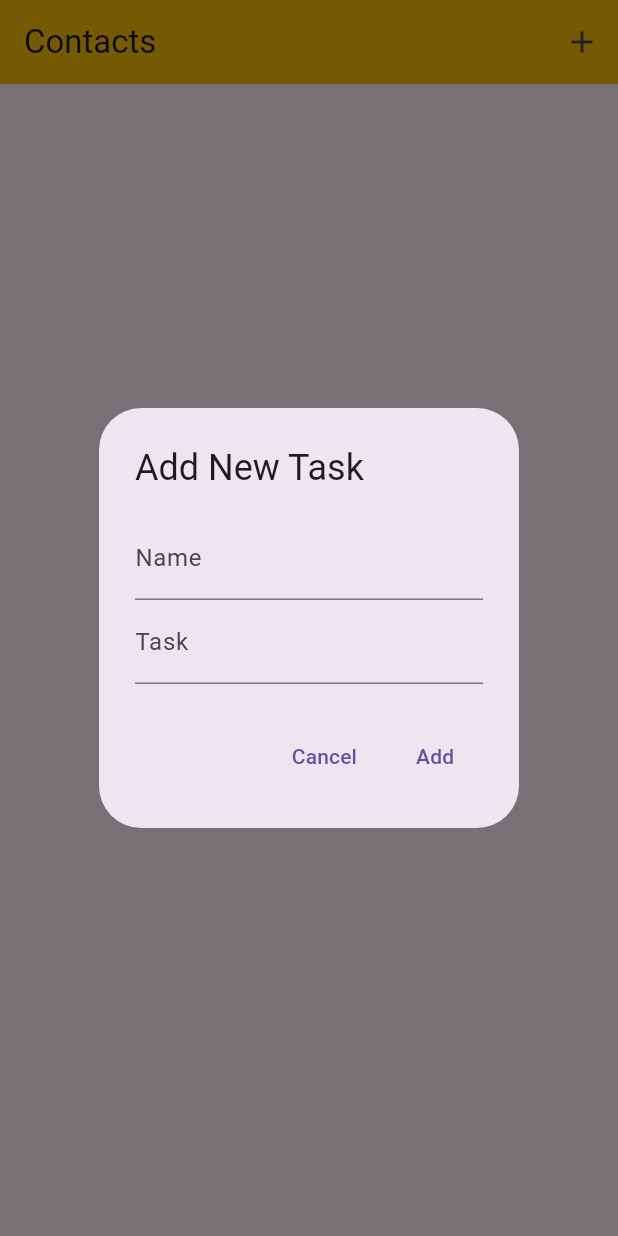
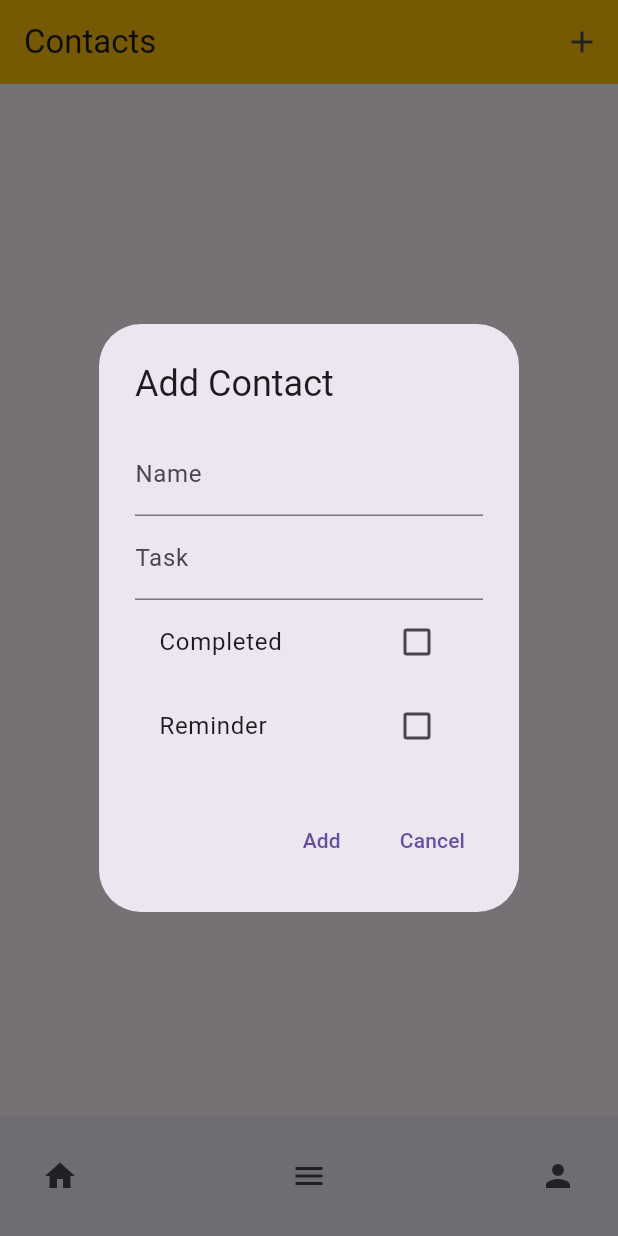
Before and after one commit to Abrorov-javohir/uy_ishi_3_oy, a Flutter app: the screen it shows after launch, after a tap on the "add" icon, on a phone screen of 412 x 824 dp. Run offline on Flutter 3.47's test engine with Material 3 defaults, Android fonts, the phone set to English and light mode, and no system bars.

Commit message:
change functrion

```diff
--- a/lib/Controller/Task_Controller.dart
+++ b/lib/Controller/Task_Controller.dart
@@ -3,15 +3,27 @@ import 'package:uy_ishi_3_oy/model/Task.dart';
 class ContactsController {
   List<Contact> list = [];
 
-  void add(String name, String task) {
-    list.add(Contact(name: name, task: task));
+  void add(String name, String task, bool completed, bool reminder) {
+    list.add(Contact(name: name, task: task, completed: completed, reminder: reminder));
   }
 
   void delete(int index) {
     list.removeAt(index);
   }
 
-  void edit({required int index, required String name, required String task}) {
-    list[index] = Contact(name: name, task: task);
+  void edit({required int index, required String name, required String task, required bool completed, required bool reminder}) {
+    list[index] = Contact(name: name, task: task, completed: completed, reminder: reminder);
+  }
+
+  int countCompleted() {
+    return list.where((contact) => contact.completed).length;
+  }
+
+  int countUncompleted() {
+    return list.where((contact) => !contact.completed).length;
+  }
+
+  int countReminders() {
+    return list.where((contact) => contact.reminder).length;
   }
 }
--- a/lib/model/Task.dart
+++ b/lib/model/Task.dart
@@ -1,9 +1,8 @@
 class Contact {
   String name;
   String task;
+  bool completed;
+  bool reminder;
 
-  Contact({
-    required this.name,
-    required this.task,
-  });
+  Contact({required this.name, required this.task, this.completed = false, this.reminder = false});
 }
--- a/lib/views/screens/widgets/List_Add.dart
+++ b/lib/views/screens/widgets/List_Add.dart
@@ -1,51 +1,105 @@
 import 'package:flutter/cupertino.dart';
 import 'package:flutter/material.dart';
+import 'package:uy_ishi_3_oy/model/Task.dart';
 
-class ContactAddDialog extends StatefulWidget {
-  const ContactAddDialog({super.key});
-
-  @override
-  _ContactAddDialogState createState() => _ContactAddDialogState();
-}
-
-class _ContactAddDialogState extends State<ContactAddDialog> {
-  final TextEditingController _nameController = TextEditingController();
-  final TextEditingController _taskController = TextEditingController();
-
+class ContactAddDialog extends StatelessWidget {
   @override
   Widget build(BuildContext context) {
+    final _nameController = TextEditingController();
+    final _taskController = TextEditingController();
+    bool _completed = false;
+    bool _reminder = false;
+
     return AlertDialog(
-      title: const Text('Add New Task'),
+      title: Text('Add Contact'),
       content: Column(
         mainAxisSize: MainAxisSize.min,
         children: [
-          TextField(
-            controller: _nameController,
-            decoration: InputDecoration(labelText: 'Name'),
+          TextField(controller: _nameController, decoration: InputDecoration(labelText: 'Name')),
+          TextField(controller: _taskController, decoration: InputDecoration(labelText: 'Task')),
+          CheckboxListTile(
+            title: Text('Completed'),
+            value: _completed,
+            onChanged: (value) {
+              _completed = value!;
+            },
           ),
-          TextField(
-            controller: _taskController,
-            decoration: InputDecoration(labelText: 'Task'),
+          CheckboxListTile(
+            title: Text('Reminder'),
+            value: _reminder,
+            onChanged: (value) {
+              _reminder = value!;
+            },
           ),
         ],
       ),
       actions: [
         TextButton(
           onPressed: () {
+            Navigator.of(context).pop({'name': _nameController.text, 'task': _taskController.text, 'completed': _completed, 'reminder': _reminder});
+          },
+          child: Text('Add'),
+        ),
+        TextButton(
+          onPressed: () {
             Navigator.of(context).pop();
           },
           child: Text('Cancel'),
-        ),
-        TextButton(
-          onPressed: () {
-            Navigator.of(context).pop({
-              'name': _nameController.text,
-              'task': _taskController.text,
-            });
-          },
-          child: Text('Add'),
         ),
       ],
     );
   }
 }
+
+class ContactEditDialog extends StatelessWidget {
+  final Contact contact;
+
+  ContactEditDialog({required this.contact});
+
+  @override
+  Widget build(BuildContext context) {
+    final _nameController = TextEditingController(text: contact.name);
+    final _taskController = TextEditingController(text: contact.task);
+    bool _completed = contact.completed;
+    bool _reminder = contact.reminder;
+
+    return AlertDialog(
+      title: Text('Edit Contact'),
+      content: Column(
+        mainAxisSize: MainAxisSize.min,
+        children: [
+          TextField(controller: _nameController, decoration: InputDecoration(labelText: 'Name')),
+          TextField(controller: _taskController, decoration: InputDecoration(labelText: 'Task')),
+          CheckboxListTile(
+            title: Text('Completed'),
+            value: _completed,
+            onChanged: (value) {
+              _completed = value!;
+            },
+          ),
+          CheckboxListTile(
+            title: Text('Reminder'),
+            value: _reminder,
+            onChanged: (value) {
+              _reminder = value!;
+            },
+          ),
+        ],
+      ),
+      actions: [
+        TextButton(
+          onPressed: () {
+            Navigator.of(context).pop({'name': _nameController.text, 'task': _taskController.text, 'completed': _completed, 'reminder': _reminder});
+          },
+          child: Text('Save'),
+        ),
+        TextButton(
+          onPressed: () {
+            Navigator.of(context).pop();
+          },
+          child: Text('Cancel'),
+        ),
+      ],
+    );
+  }
+}
--- a/lib/views/screens/widgets/tasks_screen.dart
+++ b/lib/views/screens/widgets/tasks_screen.dart
@@ -1,9 +1,9 @@
 import 'package:flutter/material.dart';
 import 'package:uy_ishi_3_oy/Controller/Task_Controller.dart';
 import 'package:uy_ishi_3_oy/model/Task.dart';
+import 'package:uy_ishi_3_oy/views/screens/statistic_screen.dart';
 import 'package:uy_ishi_3_oy/views/screens/widgets/ListItem.dart';
 import 'package:uy_ishi_3_oy/views/screens/widgets/List_Add.dart';
-import 'package:uy_ishi_3_oy/views/screens/widgets/task_edit.dart';
 
 class ContactsScreen extends StatefulWidget {
   const ContactsScreen({super.key});
@@ -33,6 +33,8 @@ class _ContactsScreenState extends State<ContactsScreen> {
         index: index,
         name: data['name'],
         task: data['task'],
+        completed: data['completed'],
+        reminder: data['reminder'],
       );
       setState(() {});
     }
@@ -47,9 +49,20 @@ class _ContactsScreenState extends State<ContactsScreen> {
     );
 
     if (data != null && data['name'] != null && data['task'] != null) {
-      contactsController.add(data['name'], data['task']);
+      contactsController.add(
+          data['name'], data['task'], data['completed'], data['reminder']);
       setState(() {});
     }
+  }
+
+  void onViewStatistics() {
+    Navigator.push(
+      context,
+      MaterialPageRoute(
+        builder: (context) =>
+            StatisticsScreen(contactsController: contactsController),
+      ),
+    );
   }
 
   @override
@@ -57,15 +70,21 @@ class _ContactsScreenState extends State<ContactsScreen> {
     return Scaffold(
       appBar: AppBar(
         backgroundColor: Colors.amber,
-        title: Text('Contacts'),
+        title: const Text('Contacts'),
         actions: [
           IconButton(
-            icon: Icon(Icons.add),
+            icon: const Icon(Icons.add),
             onPressed: onAdd,
           ),
         ],
       ),
-      body: ListView.builder(
+      body: GridView.builder(
+        gridDelegate: const SliverGridDelegateWithFixedCrossAxisCount(
+          crossAxisCount: 2, // Adjust the number of columns
+          childAspectRatio: 3 / 2, // Adjust the aspect ratio as needed
+          crossAxisSpacing: 10,
+          mainAxisSpacing: 10,
+        ),
         itemCount: contactsController.list.length,
         itemBuilder: (ctx, index) {
           final contact = contactsController.list[index];
@@ -76,6 +95,36 @@ class _ContactsScreenState extends State<ContactsScreen> {
           );
         },
       ),
+      bottomNavigationBar: BottomAppBar(
+        shape: const CircularNotchedRectangle(),
+        notchMargin: 6.0,
+        child: Row(
+          mainAxisSize: MainAxisSize.max,
+          mainAxisAlignment: MainAxisAlignment.spaceBetween,
+          children: <Widget>[
+            IconButton(
+              icon: const Icon(Icons.home),
+              onPressed: () {},
+            ),
+            IconButton(
+              icon: const Icon(Icons.menu),
+              onPressed: () {
+                Navigator.push(
+                  context,
+                  MaterialPageRoute(
+                    builder: (context) => StatisticsScreen(
+                        contactsController: contactsController),
+                  ),
+                );
+              },
+            ),
+            IconButton(
+              icon: const Icon(Icons.person),
+              onPressed: () {},
+            ),
+          ],
+        ),
+      ),
     );
   }
 }
```
Also changed, not shown: lib/views/screens/statistic_screen.dart (added, +35 -0 lines).
